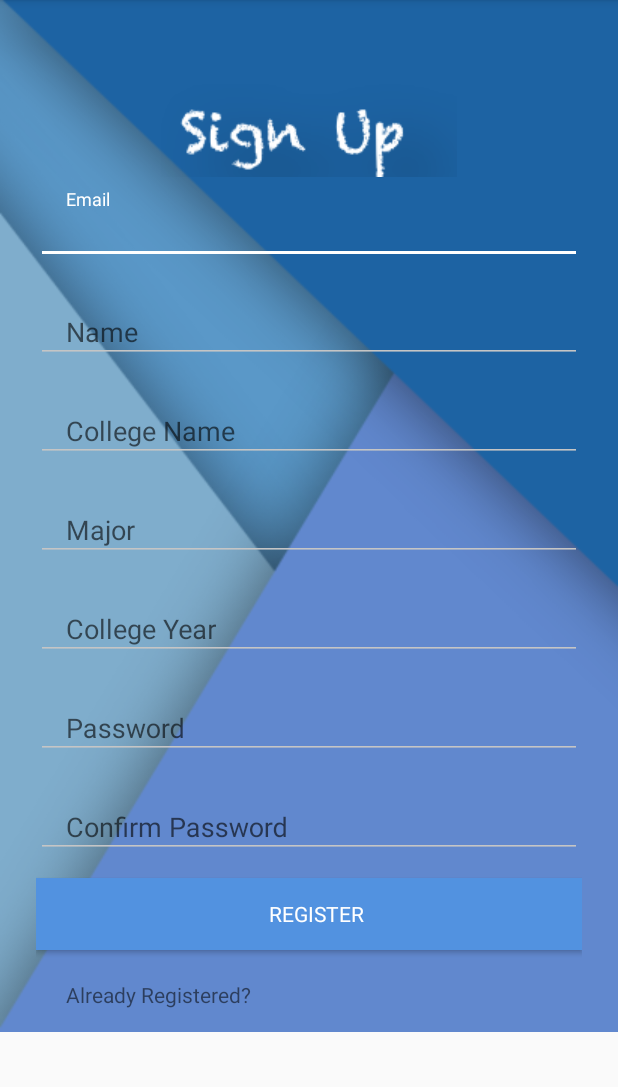
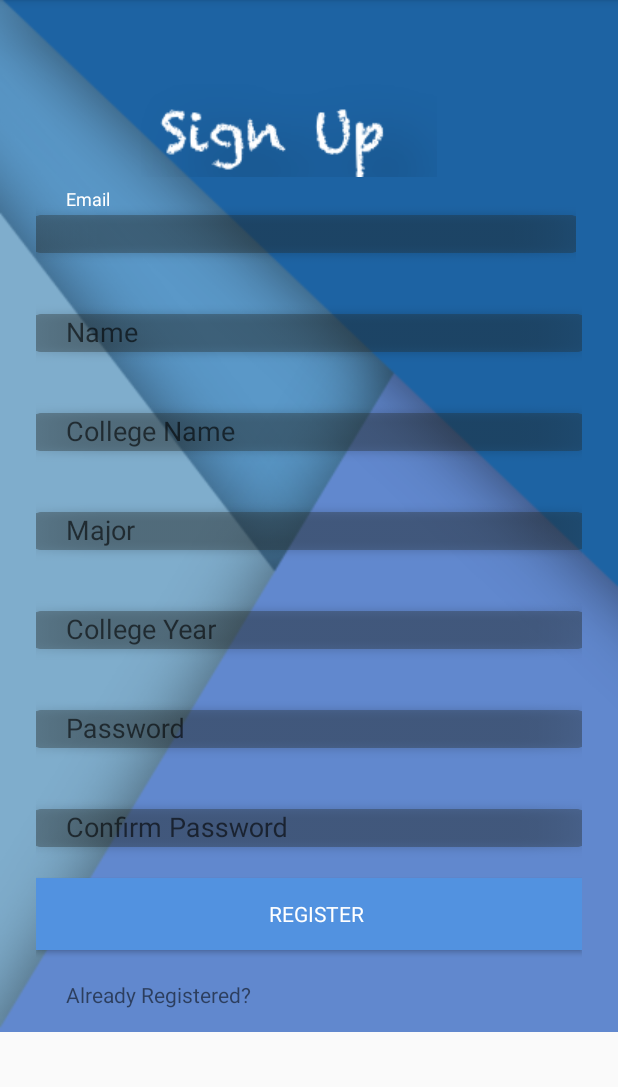
Before and after one commit to safat661/StudyUnion, an Android app: the screen it shows after launch (MainActivity), on a phone screen of 412 x 824 dp, the part 84-1171 px from its top. Run offline under Robolectric (Android 15) with nearby library versions, the phone set to English and light mode, and no system bars; our stand-ins replace ButterKnife, Firebase (no records; nobody signed in at launch, a user with empty details on screens opened directly); libraries missing offline, so code that uses them is left out: com.firebase.client; 1 statement that could not run was skipped.

Commit message:
Sign up 2

```diff
--- a/app/src/main/res/layout/activity_register.xml
+++ b/app/src/main/res/layout/activity_register.xml
@@ -23,9 +23,9 @@
         android:layout_width="wrap_content"
         android:layout_height="wrap_content"
 
-        android:textAppearance="@style/TextAppearance.AppCompat.Body2"
 
-        android:layout_gravity="center_horizontal"
+        android:layout_marginTop="0dp"
+        android:layout_marginLeft="70dp"
         android:layout_alignParentTop="true"
         android:layout_alignStart="@+id/buttonRegister"
         android:background="@drawable/sign_up"/>
@@ -36,10 +36,12 @@
         android:layout_width="match_parent"
         android:layout_marginTop="8dp"
         android:layout_marginBottom="8dp"
-        android:id="@+id/editTextEmail1">
+        android:id="@+id/editTextEmail1"
+
+            >
     <EditText
         android:id="@+id/editTextEmail"
-        android:layout_width="match_parent"
+        android:layout_width="360dp"
         android:layout_height="39dp"
         android:layout_weight="0.35"
         android:hint="Email"
@@ -49,7 +51,9 @@
         android:layout_alignParentTop="true"
         android:layout_alignParentLeft="true"
         android:layout_alignParentStart="true"
-        android:layout_marginTop="55dp" />
+        android:layout_marginTop="55dp"
+        android:background="@drawable/textedit_one"
+        />
 </android.support.design.widget.TextInputLayout>
 
     <android.support.design.widget.TextInputLayout
@@ -70,7 +74,8 @@
         android:paddingRight="20dp"
         android:layout_marginTop="10dp"
         android:layout_alignParentLeft="true"
-        android:layout_alignParentStart="true" />
+        android:layout_alignParentStart="true"
+        android:background="@drawable/textedit_one"/>
     </android.support.design.widget.TextInputLayout>
 
 
@@ -93,7 +98,8 @@
          android:layout_marginTop="10dp"
          android:layout_below="@+id/editTextStudentName1"
          android:layout_alignParentLeft="true"
-         android:layout_alignParentStart="true" />
+         android:layout_alignParentStart="true"
+        android:background="@drawable/textedit_one"/>
     </android.support.design.widget.TextInputLayout>
 
 
@@ -115,7 +121,8 @@
         android:paddingRight="20dp"
         android:layout_marginTop="10dp"
         android:layout_below="@+id/editTextCollegeName1"
-        android:layout_alignParentStart="true"/>
+        android:layout_alignParentStart="true"
+        android:background="@drawable/textedit_one"/>
     </android.support.design.widget.TextInputLayout>
 
 
@@ -139,7 +146,8 @@
         android:layout_below="@+id/editTextMajor1"
         android:layout_centerVertical="true"
         android:layout_alignParentStart="true"
-        android:layout_marginTop="10dp"/>
+        android:layout_marginTop="10dp"
+        android:background="@drawable/textedit_one"/>
     </android.support.design.widget.TextInputLayout>
 
     <android.support.design.widget.TextInputLayout
@@ -160,7 +168,8 @@
         android:paddingRight="20dp"
         android:layout_below="@+id/editTextCollegeYear1"
         android:layout_alignParentStart="true"
-        android:layout_marginTop="10dp" />
+        android:layout_marginTop="10dp"
+        android:background="@drawable/textedit_one"/>
     </android.support.design.widget.TextInputLayout>
 
 
@@ -184,6 +193,7 @@
         android:layout_alignParentStart="true"
         android:layout_marginTop="10dp"
         android:layout_below="@+id/editTextPassword1"
+        android:background="@drawable/textedit_one"
         />
     </android.support.design.widget.TextInputLayout>
 
```
Also changed, not shown: app/src/main/res/drawable/textedit_one.png (added), app/src/main/res/drawable/textedit_three.png (added), app/src/main/res/drawable/textedit_two.png (added).
